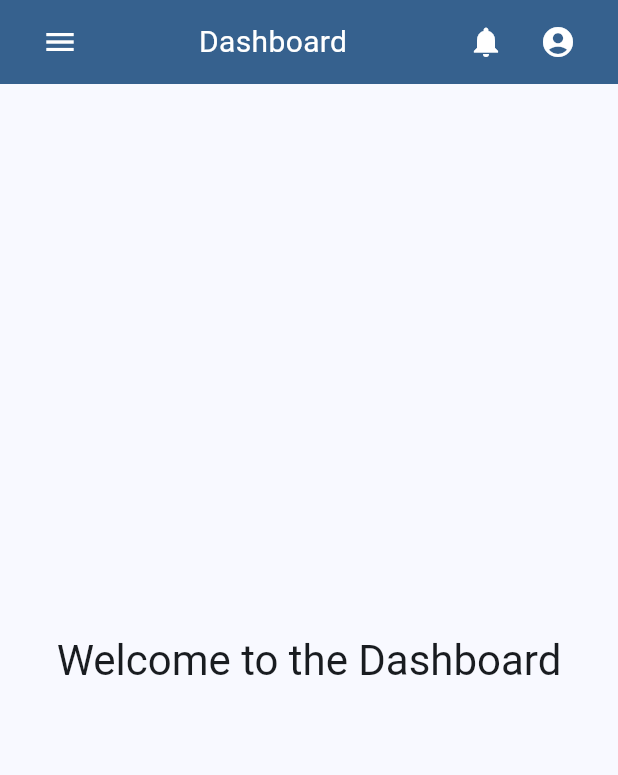
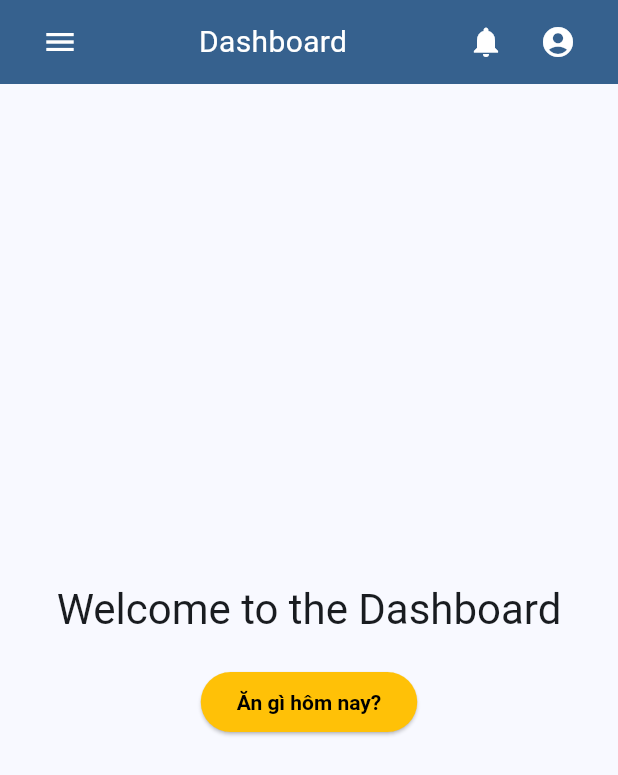
Before and after one commit to hoangnhh97/order_food, a Flutter app: the screen it shows after launch, on a phone screen of 412 x 824 dp. Shown: the top 775 px of the screen. Run offline on Flutter 3.47's test engine with Material 3 defaults, Android fonts, the phone set to English and light mode, and no system bars; our stand-ins replace file_picker, flutter_dotenv, url_strategy; missing offline and left inert: dart:html, flutter_date_pickers.

Commit message:
chore: update code

```diff
--- a/packages/order_food_ui/lib/pages/dashboard_page.dart
+++ b/packages/order_food_ui/lib/pages/dashboard_page.dart
@@ -1,4 +1,5 @@
 import 'package:flutter/material.dart';
+import 'package:order_food_ui/pages/list_food.dart';
 
 class DashboardPage extends StatefulWidget {
   const DashboardPage({super.key});
@@ -100,9 +101,33 @@ class _DashboardPageState extends State<DashboardPage> {
           ),
           Expanded(
             child: Center(
-              child: Text(
-                'Welcome to the Dashboard',
-                style: Theme.of(context).textTheme.headlineMedium,
+              child: Column(
+                mainAxisAlignment: MainAxisAlignment.center,
+                children: [
+                  Text(
+                    'Welcome to the Dashboard',
+                    style: Theme.of(context).textTheme.headlineMedium,
+                  ),
+                  SizedBox(
+                      height: 20), // Add some space between the text and button
+                  ElevatedButton(
+                    onPressed: () {
+                      Navigator.push(
+                        context,
+                        MaterialPageRoute(builder: (context) => FoodListPage()),
+                      );
+                    },
+                    child: const Text(
+                      'Ăn gì hôm nay?',
+                      style: TextStyle(
+                          color: Colors.black, fontWeight: FontWeight.bold),
+                    ),
+                    style: ElevatedButton.styleFrom(
+                      textStyle: const TextStyle(color: Colors.white),
+                      backgroundColor: Colors.amber[500],
+                    ),
+                  ),
+                ],
               ),
             ),
           ),
--- a/packages/order_food_ui/lib/pages/payment-cancel.dart
+++ b/packages/order_food_ui/lib/pages/payment-cancel.dart
@@ -50,7 +50,7 @@ class PaymentCancelPage extends StatelessWidget {
 
   void _checkTransactionCancelled(Map<String, String?> queryParams) async {
     final uri = Uri.http(dotenv.env['API_DOMAIN'] ?? '',
-        '/api/payment/payment-cancel', queryParams);
+        '/api/payment/cancel-payment', queryParams);
     final response = await http.get(uri);
 
     if (response.statusCode == 200) {
```
Also changed, not shown: packages/order_food_ui/lib/pages/list_food.dart (+57 -31 lines), 3 other files.
